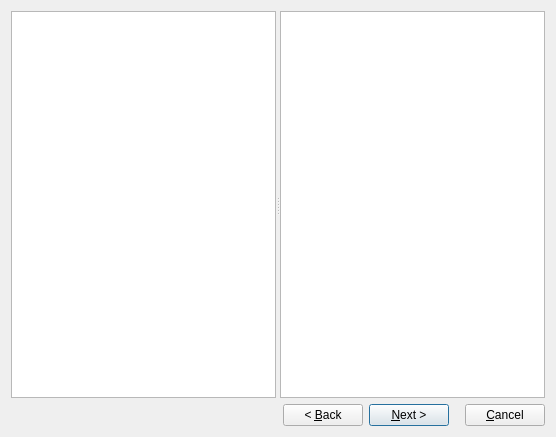
The window that desktop/reporting/runreportdialog.ui (davidrg/zxweather) describes before a commit, drawn with Qt 5.
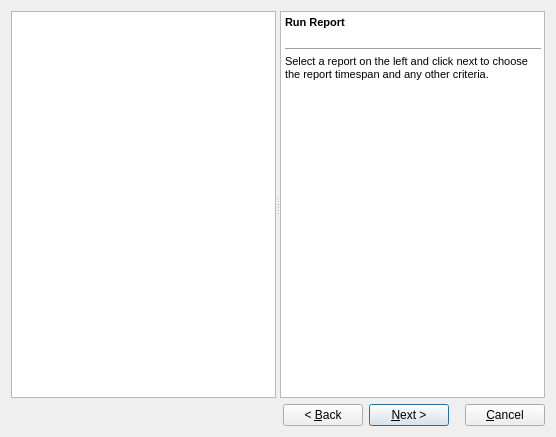
The same window after the commit. Icons and pictures are not drawn.

Commit message: Basic custom criteria support. Implemented report result saving. Implemented copy shortcut key for grid view.

```diff
--- a/desktop/reporting/runreportdialog.ui
+++ b/desktop/reporting/runreportdialog.ui
@@ -68,6 +68,15 @@
             <verstretch>0</verstretch>
            </sizepolicy>
           </property>
+          <property name="html">
+           <string>&lt;!DOCTYPE HTML PUBLIC &quot;-//W3C//DTD HTML 4.0//EN&quot; &quot;http://www.w3.org/TR/REC-html40/strict.dtd&quot;&gt;
+&lt;html&gt;&lt;head&gt;&lt;meta name=&quot;qrichtext&quot; content=&quot;1&quot; /&gt;&lt;style type=&quot;text/css&quot;&gt;
+p, li { white-space: pre-wrap; }
+&lt;/style&gt;&lt;/head&gt;&lt;body style=&quot; font-family:'MS Shell Dlg 2'; font-size:8.25pt; font-weight:400; font-style:normal;&quot;&gt;
+&lt;p style=&quot; margin-top:18px; margin-bottom:12px; margin-left:0px; margin-right:0px; -qt-block-indent:0; text-indent:0px;&quot;&gt;&lt;span style=&quot; font-weight:600;&quot;&gt;Run Report&lt;/span&gt;&lt;/p&gt;
+&lt;hr /&gt;
+&lt;p style=&quot; margin-top:0px; margin-bottom:0px; margin-left:0px; margin-right:0px; -qt-block-indent:0; text-indent:0px;&quot;&gt;Select a report on the left and click next to choose the report timespan and any other criteria.&lt;/p&gt;&lt;/body&gt;&lt;/html&gt;</string>
+          </property>
          </widget>
         </widget>
        </item>
```
Left out of the diff: 1 changed line with no effect on the pictures. The commit also changes 6 other files.
